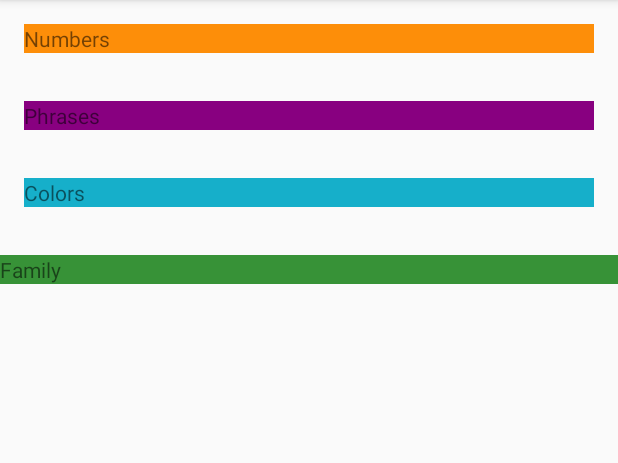
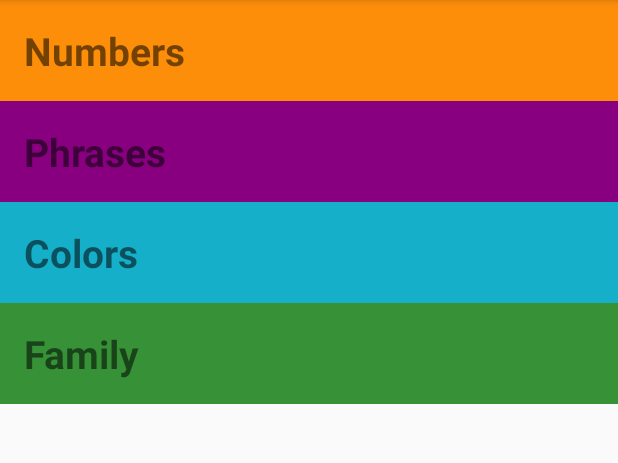
Before and after one commit to Avina7077/MyLanguageApp, an Android app: the screen it shows after launch (MainActivity), on a phone screen of 412 x 824 dp, the part 84-547 px from its top. Run offline under Robolectric (Android 15) with nearby library versions, the phone set to English and light mode, and no system bars.

```diff
--- a/app/src/main/java/com/example/android/mylanguagesapp/Lingo.java
+++ b/app/src/main/java/com/example/android/mylanguagesapp/Lingo.java
@@ -40,7 +40,10 @@
         return mImageId;
     }
 
+
     public boolean hasImage() {
+
         return (mImageId != NO_IMAGE);
     }
+
 }
--- a/app/src/main/res/layout/activity_main.xml
+++ b/app/src/main/res/layout/activity_main.xml
@@ -8,32 +8,40 @@
     <TextView
         android:layout_width="match_parent"
         android:layout_height="wrap_content"
-        android:layout_margin="16dp"
+        android:padding="16dp"
+        android:textSize="26sp"
+        android:textStyle="bold"
         android:background="@color/category_numbers"
         android:onClick="NumbersButton"
         android:text="Numbers" />
 
     <TextView
+        android:textStyle="bold"
         android:layout_width="match_parent"
         android:layout_height="wrap_content"
-        android:layout_margin="16dp"
+        android:padding="16dp"
+        android:textSize="26sp"
         android:onClick="PhrasesButton"
         android:background="@color/category_phrases"
         android:text="Phrases" />
 
     <TextView
+        android:textStyle="bold"
         android:layout_width="match_parent"
         android:layout_height="wrap_content"
-        android:layout_margin="16dp"
+        android:padding="16dp"
+        android:textSize="26sp"
         android:background="@color/category_colors"
         android:onClick="colorButton"
         android:text="Colors" />
 
     <TextView
+        android:textStyle="bold"
         android:layout_width="match_parent"
         android:layout_height="wrap_content"
-        android:layout_marginTop="16dp"
-        android:background="@color/category_family"
+        android:padding="16dp"
+        android:textSize="26sp"
+                android:background="@color/category_family"
         android:text="Family"
         android:onClick="FamilyButton"/>
 </LinearLayout>
```
Also changed, not shown: app/src/main/res/layout/activity_family.xml (added, +14 -0 lines).
